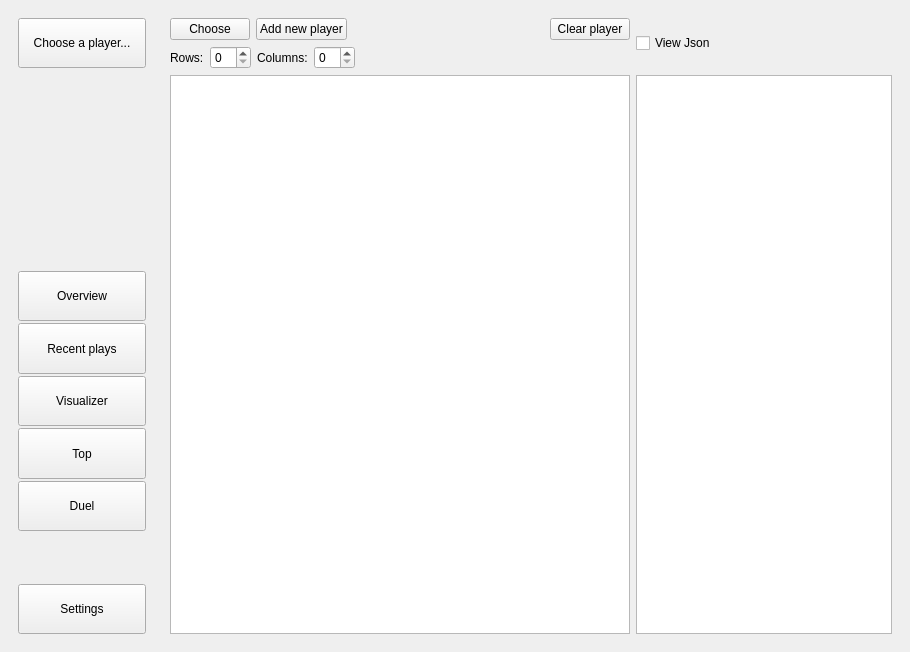
PrefectSol/osu-master, file osu-Manager-Stats/mainwindow.ui: the form before one commit.
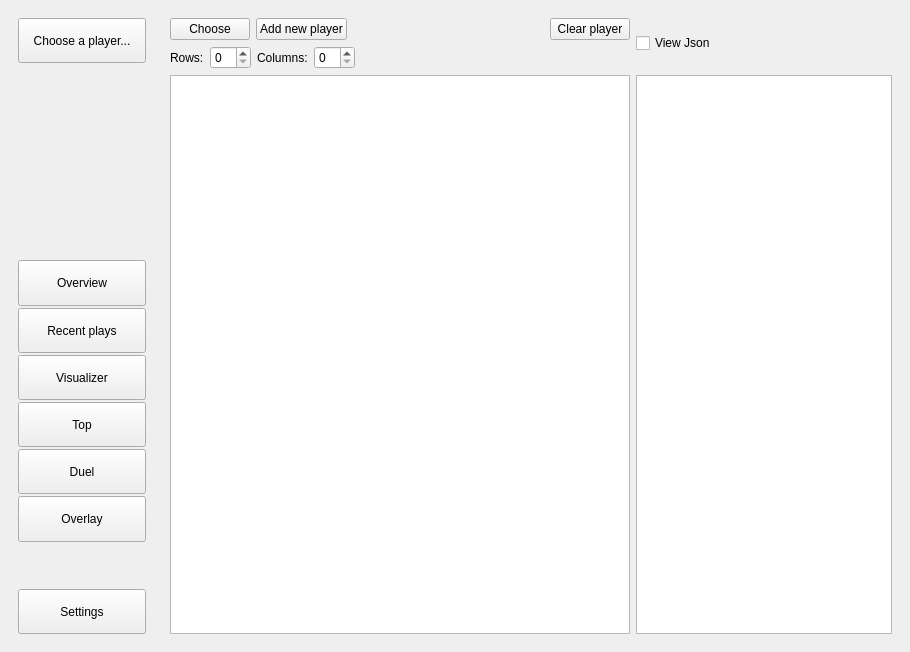
The form after the commit. The open tabs and pages were chosen to show the change.

```diff
--- a/osu-Manager-Stats/mainwindow.ui
+++ b/osu-Manager-Stats/mainwindow.ui
@@ -157,6 +157,19 @@
          </property>
         </widget>
        </item>
+       <item>
+        <widget class="QPushButton" name="pushButton">
+         <property name="sizePolicy">
+          <sizepolicy hsizetype="Minimum" vsizetype="Expanding">
+           <horstretch>0</horstretch>
+           <verstretch>0</verstretch>
+          </sizepolicy>
+         </property>
+         <property name="text">
+          <string>Overlay</string>
+         </property>
+        </widget>
+       </item>
        <item>
         <spacer name="verticalSpacer_2">
          <property name="orientation">
```
Left out of the diff: 50 changed lines with no effect on the pictures.
